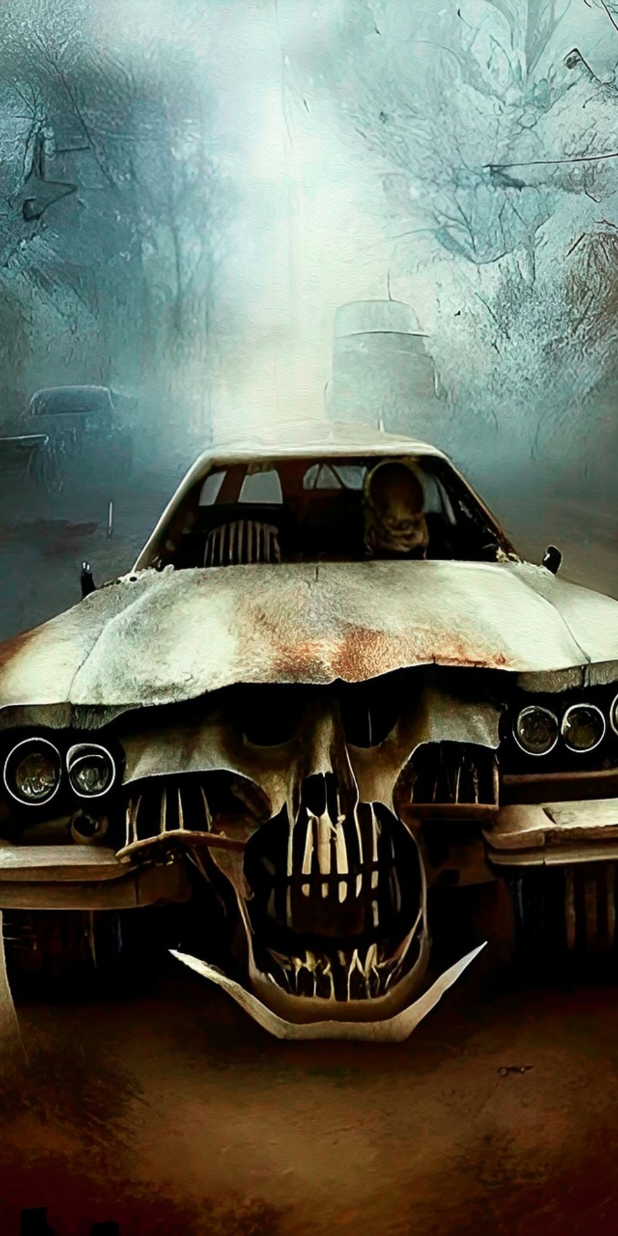
After one commit to dchugunoff/PhoneWalls, an Android app: the layout fragment_selected_image.xml on its own in the app's theme, with its tools: preview values and no code run, on a phone screen of 412 x 824 dp. The commit adds this screen. Run offline under Robolectric (Android 15) with nearby library versions, the phone set to English and light mode, and no system bars; Roboto replaces fonts that are not available here.

Commit message:
created SelectedImageFragment.kt

```diff
--- a/app/src/main/java/com/chugunov/phonewalls/presentation/CategoryAdapter.kt
+++ b/app/src/main/java/com/chugunov/phonewalls/presentation/CategoryAdapter.kt
@@ -12,7 +12,7 @@ class CategoryAdapter(
 ) :
     RecyclerView.Adapter<CategoryAdapter.CategoryViewHolder>() {
 
-    var itemClickListener: OnCategoryClickListener? = null
+    private var itemClickListener: OnCategoryClickListener? = null
 
     fun setOnItemClickListener(listener: OnCategoryClickListener) {
         itemClickListener = listener
--- a/app/src/main/java/com/chugunov/phonewalls/presentation/CategorySelectionFragment.kt
+++ b/app/src/main/java/com/chugunov/phonewalls/presentation/CategorySelectionFragment.kt
@@ -35,7 +35,7 @@ class CategorySelectionFragment : Fragment() {
         binding.recyclerView.adapter = categoryAdapter
         categoryAdapter.setOnItemClickListener(object : CategoryAdapter.OnCategoryClickListener {
             override fun onItemClick(category: Category) {
-                val fragment = newInstance(category)
+                val fragment = ImagesFragment.newInstance(category)
                 val transaction = parentFragmentManager.beginTransaction()
                 transaction.replace(R.id.nav_host_fragment_container, fragment)
                 transaction.addToBackStack(null)
--- /dev/null
+++ b/app/src/main/res/layout/fragment_selected_image.xml
@@ -0,0 +1,20 @@
+<?xml version="1.0" encoding="utf-8"?>
+<androidx.constraintlayout.widget.ConstraintLayout xmlns:android="http://schemas.android.com/apk/res/android"
+    xmlns:app="http://schemas.android.com/apk/res-auto"
+    android:layout_width="match_parent"
+    android:layout_height="match_parent"
+    xmlns:tools="http://schemas.android.com/tools">
+
+    <ImageView
+        android:id="@+id/selected_image"
+        android:adjustViewBounds="true"
+        android:scaleType="centerCrop"
+        android:layout_width="match_parent"
+        android:layout_height="match_parent"
+        app:layout_constraintBottom_toBottomOf="parent"
+        app:layout_constraintEnd_toEndOf="parent"
+        app:layout_constraintStart_toStartOf="parent"
+        app:layout_constraintTop_toTopOf="parent"
+        tools:src="@drawable/cars_category" />
+
+</androidx.constraintlayout.widget.ConstraintLayout>
```
Also changed, not shown: app/src/main/java/com/chugunov/phonewalls/presentation/ImagesAdapter.kt (+14 -0 lines), app/src/main/java/com/chugunov/phonewalls/presentation/ImagesFragment.kt (+12 -0 lines), app/src/main/java/com/chugunov/phonewalls/presentation/SelectedImageFragment.kt (added, +56 -0 lines), app/src/main/res/layout/images_card.xml (+3 -4 lines).
